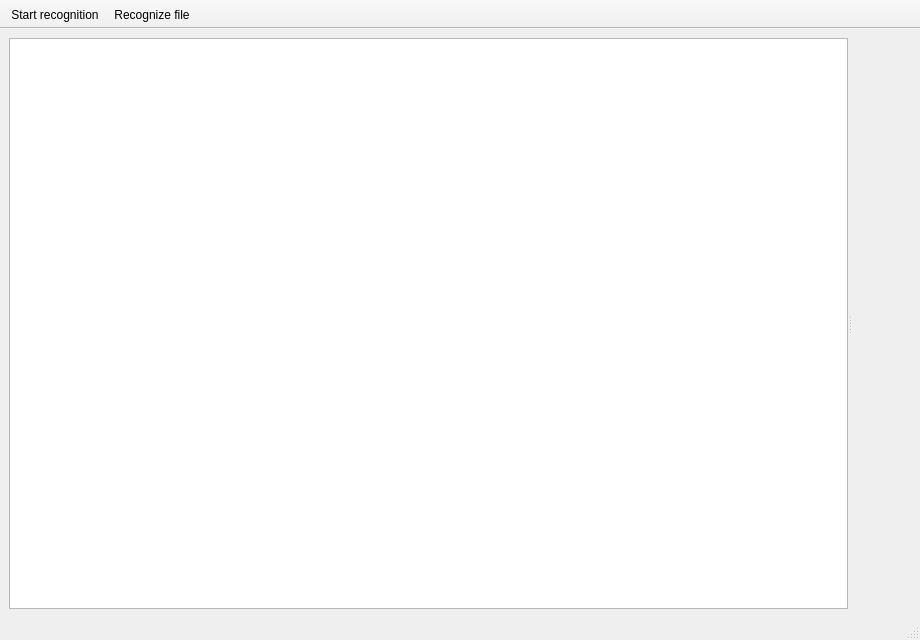
Qt form src/main_window.ui (xiaodaxia-2008/TalkInput) before a commit.
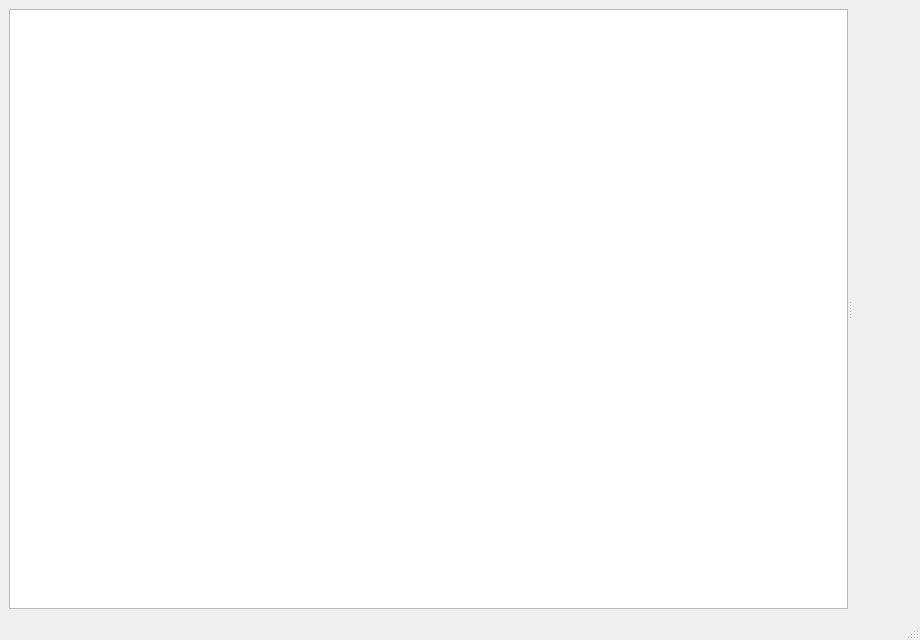
The same form after that commit. Icons and pictures are not drawn.

```diff
--- a/src/main_window.ui
+++ b/src/main_window.ui
@@ -201,31 +201,6 @@
       </item>
      </layout>
     </widget>
-   <widget class="QToolBar" name="recognitionToolBar">
-   <property name="windowTitle">
-    <string>Recognition</string>
-   </property>
-   <property name="movable">
-    <bool>false</bool>
-   </property>
-   <property name="iconSize">
-    <size>
-     <width>28</width>
-     <height>28</height>
-    </size>
-   </property>
-   <property name="toolButtonStyle">
-    <enum>Qt::ToolButtonIconOnly</enum>
-   </property>
-   <attribute name="toolBarArea">
-    <enum>TopToolBarArea</enum>
-   </attribute>
-   <attribute name="toolBarBreak">
-    <bool>false</bool>
-   </attribute>
-   <addaction name="actionStartRecognition"/>
-   <addaction name="actionRecognizeFile"/>
-  </widget>
   <widget class="QStatusBar" name="statusbar"/>
   <action name="actionStartRecognition">
    <property name="icon">
```
